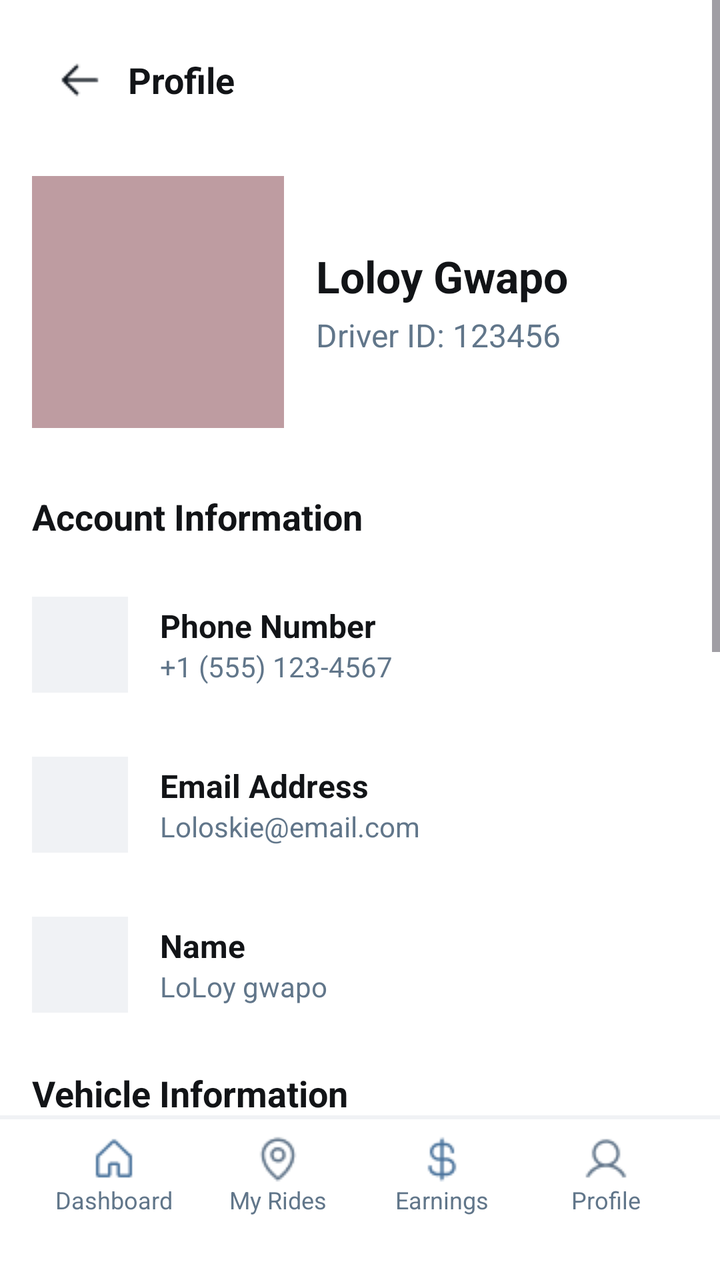
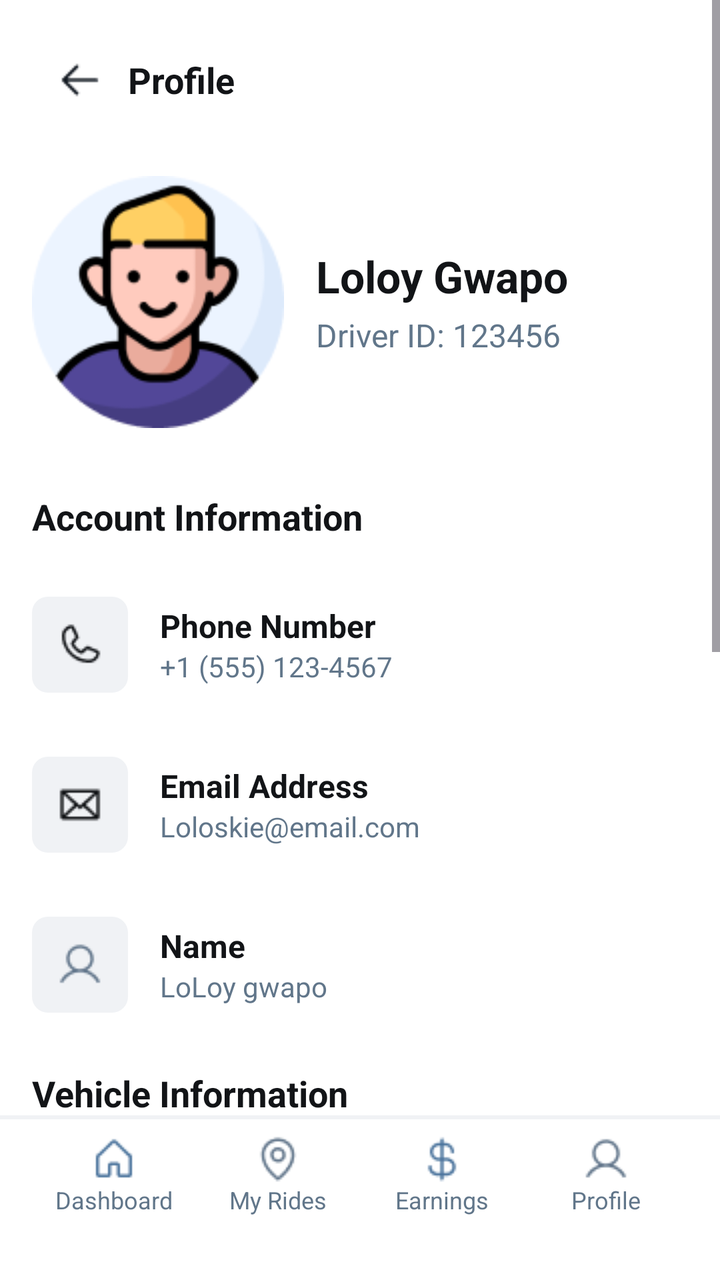

An Android layout rendered at two revisions. The XML below is the earlier revision; the diff shows what the commit changed to produce the second picture.
<!-- AndroidManifest.xml: application theme Theme.Tricycle_app -->
<!-- res/layout/driverprofile.xml -->
<?xml version="1.0" encoding="utf-8"?>
<LinearLayout xmlns:android="http://schemas.android.com/apk/res/android"
    android:layout_width="match_parent"
    android:layout_height="match_parent"
    android:orientation="vertical"
    android:background="#FFFFFF">

    <ScrollView
        android:layout_width="match_parent"
        android:layout_height="0dp"
        android:layout_weight="1"
        android:fillViewport="true">

        <LinearLayout
            android:layout_width="match_parent"
            android:layout_height="wrap_content"
            android:orientation="vertical"
            android:paddingBottom="20dp">

            <LinearLayout
                android:layout_width="match_parent"
                android:layout_height="wrap_content"
                android:orientation="horizontal"
                android:gravity="center_vertical"
                android:paddingTop="16dp"
                android:paddingBottom="8dp"
                android:paddingStart="16dp"
                android:paddingEnd="16dp">

                <LinearLayout
                    android:layout_width="48dp"
                    android:layout_height="48dp"
                    android:gravity="center">

                    <View
                        android:layout_width="24dp"
                        android:layout_height="24dp"
                        android:background="@drawable/arrow" />
                </LinearLayout>

                <TextView
                    android:layout_width="wrap_content"
                    android:layout_height="wrap_content"
                    android:text="Profile"
                    android:textSize="18sp"
                    android:textStyle="bold"
                    android:textColor="#121417"
                    android:paddingEnd="48dp"/>
            </LinearLayout>

            <LinearLayout
                android:layout_width="match_parent"
                android:layout_height="wrap_content"
                android:orientation="horizontal"
                android:padding="16dp">

                <View
                    android:layout_width="126dp"
                    android:layout_height="126dp"
                    android:background="#807F3B45"/>

                <LinearLayout
                    android:layout_width="match_parent"
                    android:layout_height="wrap_content"
                    android:orientation="vertical"
                    android:layout_marginStart="16dp"
                    android:gravity="center_vertical"
                    android:layout_gravity="center_vertical">

                    <TextView
                        android:layout_width="wrap_content"
                        android:layout_height="wrap_content"
                        android:text="Loloy Gwapo"
                        android:textSize="22sp"
                        android:textStyle="bold"
                        android:textColor="#121417"
                        android:layout_marginBottom="4dp"/>

                    <TextView
                        android:layout_width="wrap_content"
                        android:layout_height="wrap_content"
                        android:text="Driver ID: 123456"
                        android:textSize="16sp"
                        android:textColor="#61768A"/>
                </LinearLayout>
            </LinearLayout>

            <TextView
                android:layout_width="match_parent"
                android:layout_height="wrap_content"
                android:text="Account Information"
                android:textSize="18sp"
                android:textStyle="bold"
                android:textColor="#121417"
                android:paddingStart="16dp"
                android:paddingTop="16dp"
                android:paddingBottom="8dp"/>

            <LinearLayout
                android:layout_width="match_parent"
                android:layout_height="72dp"
                android:orientation="horizontal"
                android:gravity="center_vertical"
                android:paddingStart="16dp"
                android:paddingEnd="16dp"
                android:layout_marginTop="8dp">

                <LinearLayout
                    android:layout_width="48dp"
                    android:layout_height="48dp"
                    android:background="#F0F2F5"
                    android:gravity="center">
                    <View
                        android:layout_width="24dp"
                        android:layout_height="24dp"
                        android:background="@android:color/transparent"/>
                </LinearLayout>

                <LinearLayout
                    android:layout_width="0dp"
                    android:layout_weight="1"
                    android:layout_height="wrap_content"
                    android:orientation="vertical"
                    android:layout_marginStart="16dp">
                    <TextView
                        android:layout_width="wrap_content"
                        android:layout_height="wrap_content"
                        android:text="Phone Number"
                        android:textSize="16sp"
                        android:textStyle="bold"
                        android:textColor="#121417"/>
                    <TextView
                        android:layout_width="wrap_content"
                        android:layout_height="wrap_content"
                        android:text="+1 (555) 123-4567"
                        android:textSize="14sp"
                        android:textColor="#61768A"/>
                </LinearLayout>
            </LinearLayout>

            <LinearLayout
                android:layout_width="match_parent"
                android:layout_height="72dp"
                android:orientation="horizontal"
                android:gravity="center_vertical"
                android:paddingStart="16dp"
                android:paddingEnd="16dp"
                android:layout_marginTop="8dp">

                <LinearLayout
                    android:layout_width="48dp"
                    android:layout_height="48dp"
                    android:background="#F0F2F5"
                    android:gravity="center">
                    <View
                        android:layout_width="24dp"
                        android:layout_height="24dp"
                        android:background="@android:color/transparent"/>
                </LinearLayout>

                <LinearLayout
                    android:layout_width="0dp"
                    android:layout_weight="1"
                    android:layout_height="wrap_content"
                    android:orientation="vertical"
                    android:layout_marginStart="16dp">
                    <TextView
                        android:layout_width="wrap_content"
                        android:layout_height="wrap_content"
                        android:text="Email Address"
                        android:textSize="16sp"
                        android:textStyle="bold"
                        android:textColor="#121417"/>
                    <TextView
                        android:layout_width="wrap_content"
                        android:layout_height="wrap_content"
                        android:text="Loloskie@email.com"
                        android:textSize="14sp"
                        android:textColor="#61768A"/>
                </LinearLayout>
            </LinearLayout>

            <LinearLayout
                android:layout_width="match_parent"
                android:layout_height="72dp"
                android:orientation="horizontal"
                android:gravity="center_vertical"
                android:paddingStart="16dp"
                android:paddingEnd="16dp"
                android:layout_marginTop="8dp">

                <LinearLayout
                    android:layout_width="48dp"
                    android:layout_height="48dp"
                    android:background="#F0F2F5"
                    android:gravity="center">
                    <View
                        android:layout_width="24dp"
                        android:layout_height="24dp"
                        android:background="@android:color/transparent"/>
                </LinearLayout>

                <LinearLayout
                    android:layout_width="0dp"
                    android:layout_weight="1"
                    android:layout_height="wrap_content"
                    android:orientation="vertical"
                    android:layout_marginStart="16dp">
                    <TextView
                        android:layout_width="wrap_content"
                        android:layout_height="wrap_content"
                        android:text="Name"
                        android:textSize="16sp"
                        android:textStyle="bold"
                        android:textColor="#121417"/>
                    <TextView
                        android:layout_width="wrap_content"
                        android:layout_height="wrap_content"
                        android:text="LoLoy gwapo"
                        android:textSize="14sp"
                        android:textColor="#61768A"/>
                </LinearLayout>
            </LinearLayout>

            <TextView
                android:layout_width="match_parent"
                android:layout_height="wrap_content"
                android:text="Vehicle Information"
                android:textSize="18sp"
                android:textStyle="bold"
                android:textColor="#121417"
                android:paddingStart="16dp"
                android:paddingTop="16dp"
                android:paddingBottom="8dp"/>

            <LinearLayout
                android:layout_width="match_parent"
                android:layout_height="72dp"
                android:orientation="horizontal"
                android:gravity="center_vertical"
                android:paddingStart="16dp"
                android:paddingEnd="16dp"
                android:layout_marginTop="8dp">

                <LinearLayout
                    android:layout_width="48dp"
                    android:layout_height="48dp"
                    android:background="#F0F2F5"
                    android:gravity="center">
                    <View
                        android:layout_width="24dp"
                        android:layout_height="24dp"
                        android:background="@android:color/transparent"/>
                </LinearLayout>

                <LinearLayout
                    android:layout_width="0dp"
                    android:layout_weight="1"
                    android:layout_height="wrap_content"
                    android:orientation="vertical"
                    android:layout_marginStart="16dp">
                    <TextView
                        android:layout_width="wrap_content"
                        android:layout_height="wrap_content"
                        android:text="Vehicle Type"
                        android:textSize="16sp"
                        android:textStyle="bold"
                        android:textColor="#121417"/>
                    <TextView
                        android:layout_width="wrap_content"
                        android:layout_height="wrap_content"
                        android:text="Tricycle"
                        android:textSize="14sp"
                        android:textColor="#61768A"/>
                </LinearLayout>
            </LinearLayout>

            <LinearLayout
                android:layout_width="match_parent"
                android:layout_height="72dp"
                android:orientation="horizontal"
                android:gravity="center_vertical"
                android:paddingStart="16dp"
                android:paddingEnd="16dp"
                android:layout_marginTop="8dp">

                <LinearLayout
                    android:layout_width="48dp"
                    android:layout_height="48dp"
                    android:background="#F0F2F5"
                    android:gravity="center">
                    <View
                        android:layout_width="24dp"
                        android:layout_height="24dp"
                        android:background="@android:color/transparent"/>
                </LinearLayout>

                <LinearLayout
                    android:layout_width="0dp"
                    android:layout_weight="1"
                    android:layout_height="wrap_content"
                    android:orientation="vertical"
                    android:layout_marginStart="16dp">
                    <TextView
                        android:layout_width="wrap_content"
                        android:layout_height="wrap_content"
                        android:text="License Plate"
                        android:textSize="16sp"
                        android:textStyle="bold"
                        android:textColor="#121417"/>
                    <TextView
                        android:layout_width="wrap_content"
                        android:layout_height="wrap_content"
                        android:text="XYZ 123"
                        android:textSize="14sp"
                        android:textColor="#61768A"/>
                </LinearLayout>
            </LinearLayout>

            <TextView
                android:layout_width="match_parent"
                android:layout_height="wrap_content"
                android:text="Ratings &amp; Reviews"
                android:textSize="18sp"
                android:textStyle="bold"
                android:textColor="#121417"
                android:paddingStart="16dp"
                android:paddingTop="16dp"
                android:paddingBottom="8dp"/>

            <LinearLayout
                android:layout_width="match_parent"
                android:layout_height="wrap_content"
                android:orientation="horizontal"
                android:padding="16dp">

                <LinearLayout
                    android:layout_width="wrap_content"
                    android:layout_height="wrap_content"
                    android:orientation="vertical"
                    android:layout_marginEnd="32dp">

                    <TextView
                        android:layout_width="wrap_content"
                        android:layout_height="wrap_content"
                        android:text="4.8"
                        android:textSize="36sp"
                        android:textStyle="bold"
                        android:textColor="#121417"/>

                    <LinearLayout
                        android:layout_width="wrap_content"
                        android:layout_height="wrap_content"
                        android:orientation="horizontal"
                        android:layout_marginTop="8dp">
                        <View android:layout_width="18dp" android:layout_height="18dp" android:background="#F0F2F5" android:layout_marginEnd="2dp"/>
                        <View android:layout_width="18dp" android:layout_height="18dp" android:background="#F0F2F5" android:layout_marginEnd="2dp"/>
                        <View android:layout_width="18dp" android:layout_height="18dp" android:background="#F0F2F5" android:layout_marginEnd="2dp"/>
                        <View android:layout_width="18dp" android:layout_height="18dp" android:background="#F0F2F5" android:layout_marginEnd="2dp"/>
                        <View android:layout_width="18dp" android:layout_height="18dp" android:background="#F0F2F5"/>
                    </LinearLayout>

                    <TextView
                        android:layout_width="wrap_content"
                        android:layout_height="wrap_content"
                        android:text="250 reviews"
                        android:textSize="16sp"
                        android:textColor="#121417"
                        android:layout_marginTop="8dp"/>
                </LinearLayout>

                <LinearLayout
                    android:layout_width="0dp"
                    android:layout_weight="1"
                    android:layout_height="wrap_content"
                    android:orientation="vertical">

                    <LinearLayout
                        android:layout_width="match_parent"
                        android:layout_height="wrap_content"
                        android:orientation="horizontal"
                        android:gravity="center_vertical"
                        android:layout_marginBottom="8dp">
                        <TextView android:layout_width="20dp" android:layout_height="wrap_content" android:text="5" android:textSize="14sp" android:textColor="#121417"/>
                        <LinearLayout
                            android:layout_width="0dp"
                            android:layout_weight="1"
                            android:layout_height="8dp"
                            android:background="#DBE0E6"
                            android:gravity="start">
                            <View android:layout_width="118dp" android:layout_height="match_parent" android:background="#121417"/>
                        </LinearLayout>
                        <TextView android:layout_width="40dp" android:layout_height="wrap_content" android:text="70%" android:textSize="14sp" android:textColor="#61768A" android:gravity="end"/>
                    </LinearLayout>

                    <LinearLayout
                        android:layout_width="match_parent"
                        android:layout_height="wrap_content"
                        android:orientation="horizontal"
                        android:gravity="center_vertical"
                        android:layout_marginBottom="8dp">
                        <TextView android:layout_width="20dp" android:layout_height="wrap_content" android:text="4" android:textSize="14sp" android:textColor="#121417"/>
                        <LinearLayout
                            android:layout_width="0dp"
                            android:layout_weight="1"
                            android:layout_height="8dp"
                            android:background="#DBE0E6"
                            android:gravity="start">
                            <View android:layout_width="34dp" android:layout_height="match_parent" android:background="#121417"/>
                        </LinearLayout>
                        <TextView android:layout_width="40dp" android:layout_height="wrap_content" android:text="20%" android:textSize="14sp" android:textColor="#61768A" android:gravity="end"/>
                    </LinearLayout>

                    <LinearLayout
                        android:layout_width="match_parent"
                        android:layout_height="wrap_content"
                        android:orientation="horizontal"
                        android:gravity="center_vertical"
                        android:layout_marginBottom="8dp">
                        <TextView android:layout_width="20dp" android:layout_height="wrap_content" android:text="3" android:textSize="14sp" android:textColor="#121417"/>
                        <LinearLayout
                            android:layout_width="0dp"
                            android:layout_weight="1"
                            android:layout_height="8dp"
                            android:background="#DBE0E6"
                            android:gravity="start">
                            <View android:layout_width="8dp" android:layout_height="match_parent" android:background="#121417"/>
                        </LinearLayout>
                        <TextView android:layout_width="40dp" android:layout_height="wrap_content" android:text="5%" android:textSize="14sp" android:textColor="#61768A" android:gravity="end"/>
                    </LinearLayout>

                    <LinearLayout
                        android:layout_width="match_parent"
                        android:layout_height="wrap_content"
                        android:orientation="horizontal"
                        android:gravity="center_vertical"
                        android:layout_marginBottom="8dp">
                        <TextView android:layout_width="20dp" android:layout_height="wrap_content" android:text="2" android:textSize="14sp" android:textColor="#121417"/>
                        <LinearLayout
                            android:layout_width="0dp"
                            android:layout_weight="1"
                            android:layout_height="8dp"
                            android:background="#DBE0E6"
                            android:gravity="start">
                            <View android:layout_width="5dp" android:layout_height="match_parent" android:background="#121417"/>
                        </LinearLayout>
                        <TextView android:layout_width="40dp" android:layout_height="wrap_content" android:text="3%" android:textSize="14sp" android:textColor="#61768A" android:gravity="end"/>
                    </LinearLayout>

                    <LinearLayout
                        android:layout_width="match_parent"
                        android:layout_height="wrap_content"
                        android:orientation="horizontal"
                        android:gravity="center_vertical">
                        <TextView android:layout_width="20dp" android:layout_height="wrap_content" android:text="1" android:textSize="14sp" android:textColor="#121417"/>
                        <LinearLayout
                            android:layout_width="0dp"
                            android:layout_weight="1"
                            android:layout_height="8dp"
                            android:background="#DBE0E6"
                            android:gravity="start">
                            <View android:layout_width="3dp" android:layout_height="match_parent" android:background="#121417"/>
                        </LinearLayout>
                        <TextView android:layout_width="40dp" android:layout_height="wrap_content" android:text="2%" android:textSize="14sp" android:textColor="#61768A" android:gravity="end"/>
                    </LinearLayout>

                </LinearLayout>
            </LinearLayout>

        </LinearLayout>
    </ScrollView>

    <LinearLayout
        android:layout_width="match_parent"
        android:layout_height="wrap_content"
        android:orientation="vertical">

        <View
            android:layout_width="match_parent"
            android:layout_height="1dp"
            android:background="#F0F2F5"/>

    </LinearLayout>

    <include layout="@layout/drivernav" />

</LinearLayout>
<!-- res/layout/drivernav.xml (included above) -->
<?xml version="1.0" encoding="utf-8"?>
<LinearLayout xmlns:android="http://schemas.android.com/apk/res/android"
    android:layout_width="match_parent"
    android:layout_height="wrap_content"
    android:orientation="vertical"
    android:background="#FFFFFF">

    <View
        android:layout_width="match_parent"
        android:layout_height="1dp"
        android:background="#F0F2F5"/>

    <LinearLayout
        android:layout_width="match_parent"
        android:layout_height="wrap_content"
        android:orientation="horizontal"
        android:paddingTop="8dp"
        android:paddingBottom="12dp"
        android:paddingStart="16dp"
        android:paddingEnd="16dp">

        <LinearLayout
            android:layout_width="0dp"
            android:layout_height="wrap_content"
            android:layout_weight="1"
            android:orientation="vertical"
            android:gravity="center">

            <View
                android:layout_width="24dp"
                android:layout_height="24dp"
                android:background="@drawable/home" />

            <TextView
                android:layout_width="wrap_content"
                android:layout_height="wrap_content"
                android:text="Dashboard"
                android:textSize="12sp"
                android:textColor="#61768A"/>
        </LinearLayout>

        <LinearLayout
            android:layout_width="0dp"
            android:layout_height="wrap_content"
            android:layout_weight="1"
            android:orientation="vertical"
            android:gravity="center">

            <View
                android:layout_width="24dp"
                android:layout_height="24dp"
                android:background="@drawable/locationpin" />

            <TextView
                android:layout_width="wrap_content"
                android:layout_height="wrap_content"
                android:text="My Rides"
                android:textSize="12sp"
                android:textColor="#61768A"/>
        </LinearLayout>

        <LinearLayout
            android:layout_width="0dp"
            android:layout_height="wrap_content"
            android:layout_weight="1"
            android:orientation="vertical"
            android:gravity="center">

            <View
                android:layout_width="24dp"
                android:layout_height="24dp"
                android:background="@drawable/money" />

            <TextView
                android:layout_width="wrap_content"
                android:layout_height="wrap_content"
                android:text="Earnings"
                android:textSize="12sp"
                android:textColor="#61768A"/>
        </LinearLayout>

        <LinearLayout
            android:layout_width="0dp"
            android:layout_height="wrap_content"
            android:layout_weight="1"
            android:orientation="vertical"
            android:gravity="center">

            <View
                android:layout_width="24dp"
                android:layout_height="24dp"
                android:background="@drawable/profile" />

            <TextView
                android:layout_width="wrap_content"
                android:layout_height="wrap_content"
                android:text="Profile"
                android:textSize="12sp"
                android:textColor="#61768A"/>
        </LinearLayout>

    </LinearLayout>

    <View
        android:layout_width="match_parent"
        android:layout_height="20dp"
        android:background="#FFFFFF"/>

</LinearLayout>
<!-- resources referenced by this layout -->
<resources>
  <!-- drawable arrow: png bitmap (drawable, 284 bytes) -->
  <!-- drawable home: png bitmap (drawable, 468 bytes) -->
  <!-- drawable locationpin: png bitmap (drawable, 805 bytes) -->
  <!-- drawable money: png bitmap (drawable, 640 bytes) -->
  <!-- drawable profile: png bitmap (drawable, 661 bytes) -->
  <style name="Theme.Tricycle_app" parent="Base.Theme.Tricycle_app" />
  <style name="Base.Theme.Tricycle_app" parent="Theme.Material3.DayNight.NoActionBar">
          
          
      </style>
</resources>

<!-- the commit's change to res/layout/driverprofile.xml (unified diff, before → after) -->
@@ -28,14 +28,16 @@
                 android:paddingEnd="16dp">
 
                 <LinearLayout
+                    android:id="@+id/btnBack"
                     android:layout_width="48dp"
                     android:layout_height="48dp"
-                    android:gravity="center">
-
+                    android:gravity="center"
+                    android:clickable="true"
+                    android:focusable="true">
                     <View
                         android:layout_width="24dp"
                         android:layout_height="24dp"
-                        android:background="@drawable/arrow" />
+                        android:background="@drawable/arrow"/>
                 </LinearLayout>
 
                 <TextView
@@ -57,7 +59,7 @@
                 <View
                     android:layout_width="126dp"
                     android:layout_height="126dp"
-                    android:background="#807F3B45"/>
+                    android:background="@drawable/person" />
 
                 <LinearLayout
                     android:layout_width="match_parent"
@@ -108,12 +110,13 @@
                 <LinearLayout
                     android:layout_width="48dp"
                     android:layout_height="48dp"
-                    android:background="#F0F2F5"
+                    android:background="@drawable/bg_rounded_light_grey"
                     android:gravity="center">
+
                     <View
                         android:layout_width="24dp"
                         android:layout_height="24dp"
-                        android:background="@android:color/transparent"/>
+                        android:background="@drawable/phone" />
                 </LinearLayout>
 
                 <LinearLayout
@@ -150,12 +153,13 @@
                 <LinearLayout
                     android:layout_width="48dp"
                     android:layout_height="48dp"
-                    android:background="#F0F2F5"
+                    android:background="@drawable/bg_rounded_light_grey"
                     android:gravity="center">
+
                     <View
                         android:layout_width="24dp"
                         android:layout_height="24dp"
-                        android:background="@android:color/transparent"/>
+                        android:background="@drawable/email" />
                 </LinearLayout>
 
                 <LinearLayout
@@ -192,12 +196,13 @@
                 <LinearLayout
                     android:layout_width="48dp"
                     android:layout_height="48dp"
-                    android:background="#F0F2F5"
+                    android:background="@drawable/bg_rounded_light_grey"
                     android:gravity="center">
+
                     <View
                         android:layout_width="24dp"
                         android:layout_height="24dp"
-                        android:background="@android:color/transparent"/>
+                        android:background="@drawable/profile" />
                 </LinearLayout>
 
                 <LinearLayout
@@ -245,12 +250,13 @@
                 <LinearLayout
                     android:layout_width="48dp"
                     android:layout_height="48dp"
-                    android:background="#F0F2F5"
+                    android:background="@drawable/bg_rounded_light_grey"
                     android:gravity="center">
+
                     <View
                         android:layout_width="24dp"
                         android:layout_height="24dp"
-                        android:background="@android:color/transparent"/>
+                        android:background="@drawable/ride" />
                 </LinearLayout>
 
                 <LinearLayout
@@ -287,12 +293,13 @@
                 <LinearLayout
                     android:layout_width="48dp"
                     android:layout_height="48dp"
-                    android:background="#F0F2F5"
+                    android:background="@drawable/bg_rounded_light_grey"
                     android:gravity="center">
+
                     <View
                         android:layout_width="24dp"
-                        android:layout_height="24dp"
-                        android:background="@android:color/transparent"/>
+                        android:layout_height="22dp"
+                        android:background="@drawable/plate" />
                 </LinearLayout>
 
                 <LinearLayout
@@ -353,11 +360,35 @@
                         android:layout_height="wrap_content"
                         android:orientation="horizontal"
                         android:layout_marginTop="8dp">
-                        <View android:layout_width="18dp" android:layout_height="18dp" android:background="#F0F2F5" android:layout_marginEnd="2dp"/>
-                        <View android:layout_width="18dp" android:layout_height="18dp" android:background="#F0F2F5" android:layout_marginEnd="2dp"/>
-                        <View android:layout_width="18dp" android:layout_height="18dp" android:background="#F0F2F5" android:layout_marginEnd="2dp"/>
-                        <View android:layout_width="18dp" android:layout_height="18dp" android:background="#F0F2F5" android:layout_marginEnd="2dp"/>
-                        <View android:layout_width="18dp" android:layout_height="18dp" android:background="#F0F2F5"/>
+
+                        <View
+                            android:layout_width="18dp"
+                            android:layout_height="18dp"
+                            android:layout_marginEnd="2dp"
+                            android:background="@drawable/bstar" />
+
+                        <View
+                            android:layout_width="18dp"
+                            android:layout_height="18dp"
+                            android:layout_marginEnd="2dp"
+                            android:background="@drawable/bstar" />
+
+                        <View
+                            android:layout_width="18dp"
+                            android:layout_height="18dp"
+                            android:layout_marginEnd="2dp"
+                            android:background="@drawable/bstar" />
+
+                        <View
+                            android:layout_width="18dp"
+                            android:layout_height="18dp"
+                            android:layout_marginEnd="2dp"
+                            android:background="@drawable/bstar" />
+
+                        <View
+                            android:layout_width="18dp"
+                            android:layout_height="18dp"
+                            android:background="@drawable/wstar" />
                     </LinearLayout>
 
                     <TextView
<!-- resource entries referenced after the edit -->
@@ -1,10 +1,24 @@
 <!-- resources referenced by this layout -->
 <resources>
   <!-- drawable arrow: png bitmap (drawable, 284 bytes) -->
+  <!-- drawable bg_rounded_light_grey (drawable) -->
+  <?xml version="1.0" encoding="utf-8"?>
+  <shape xmlns:android="http://schemas.android.com/apk/res/android"
+      android:shape="rectangle">
+      <solid android:color="#F0F2F5" />
+      <corners android:radius="8dp" />
+  </shape>
+  <!-- drawable bstar: png bitmap (drawable, 421 bytes) -->
+  <!-- drawable email: png bitmap (drawable, 549 bytes) -->
   <!-- drawable home: png bitmap (drawable, 468 bytes) -->
   <!-- drawable locationpin: png bitmap (drawable, 805 bytes) -->
   <!-- drawable money: png bitmap (drawable, 640 bytes) -->
+  <!-- drawable person: png bitmap (drawable, 9181 bytes) -->
+  <!-- drawable phone: png bitmap (drawable, 681 bytes) -->
+  <!-- drawable plate: png bitmap (drawable, 551 bytes) -->
   <!-- drawable profile: png bitmap (drawable, 661 bytes) -->
+  <!-- drawable ride: png bitmap (drawable, 550 bytes) -->
+  <!-- drawable wstar: png bitmap (drawable, 536 bytes) -->
   <style name="Theme.Tricycle_app" parent="Base.Theme.Tricycle_app" />
   <style name="Base.Theme.Tricycle_app" parent="Theme.Material3.DayNight.NoActionBar">
           
